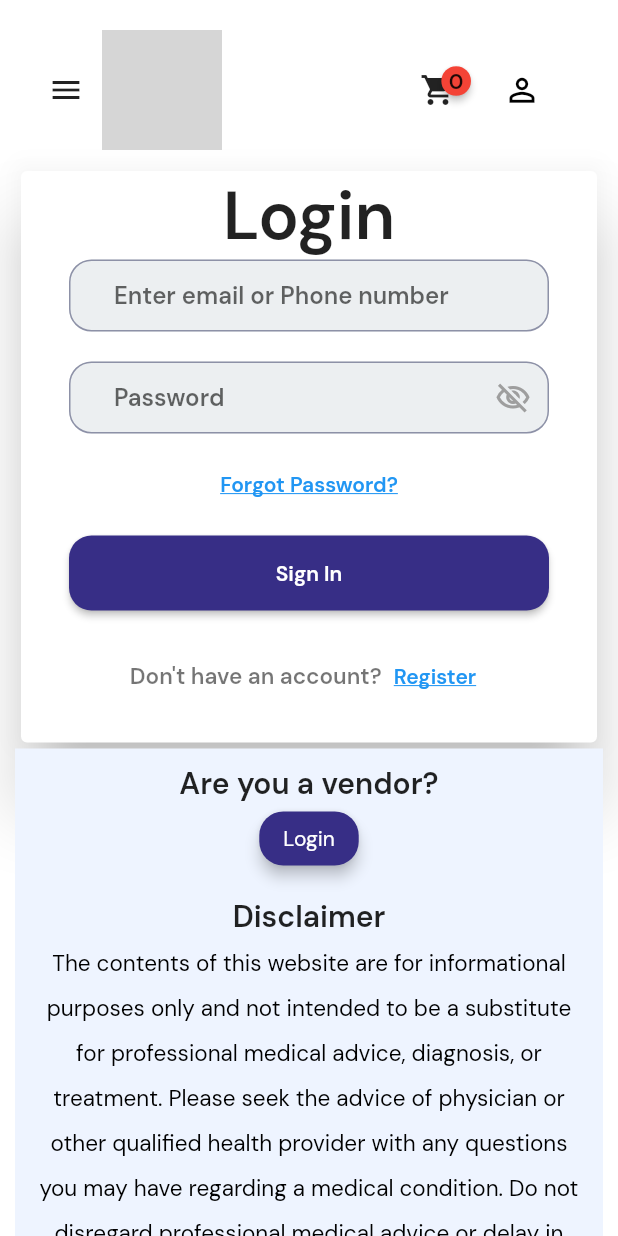
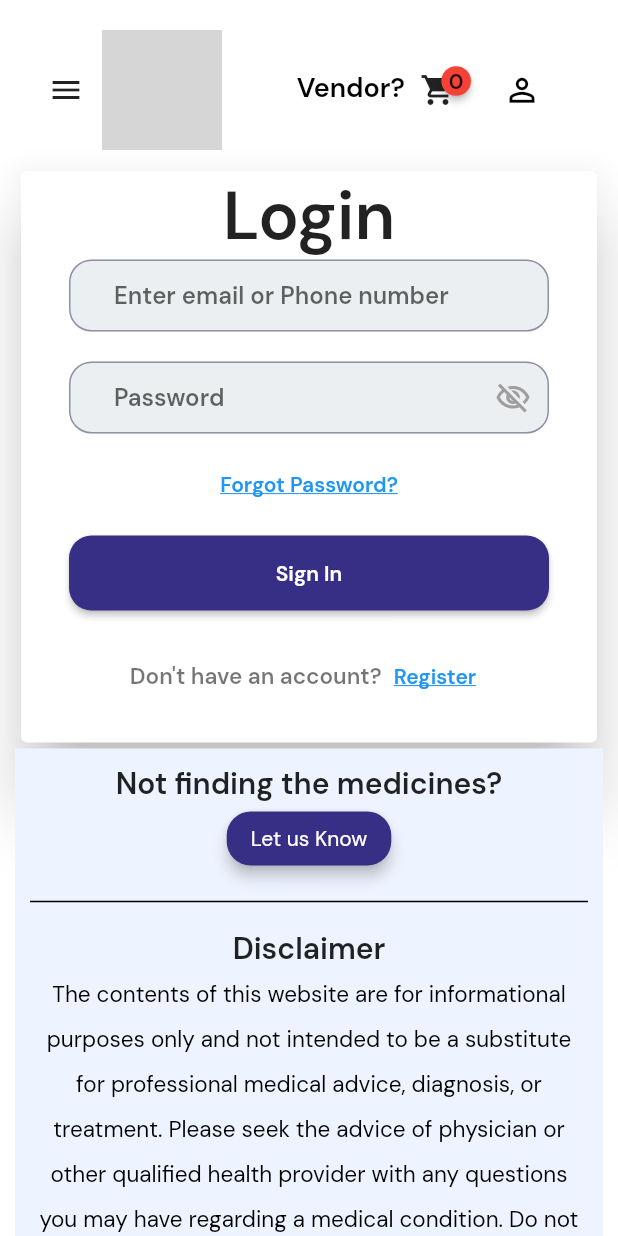
Before and after one commit to Jnananidhi/almed_in, a Flutter app: the screen it shows after launch, scrolled down 576 dp, after a tap on the "person outline" icon, on a phone screen of 412 x 824 dp. Run offline on Flutter 3.47's test engine with Material 2 defaults, Android fonts, the phone set to English and light mode, and no system bars; drawn by our look-alikes of badges; our stand-ins replace carousel_slider, dots_indicator, expansion_tile_card, file_picker; missing offline and left inert: email_otp, universal_html; network calls fail; grey boxes are pictures that could not be loaded.

Commit message:
Menu,bottom nav modified v2

```diff
--- a/lib/Screens/Home/widgets/author.dart
+++ b/lib/Screens/Home/widgets/author.dart
@@ -99,7 +99,7 @@ class _CategoryCardState extends State<CategoryCard> {
                   : 200,
           decoration: BoxDecoration(
                 borderRadius: BorderRadius.circular(20.0),
-                  color:  Color(0xFFF2FFF8),// Adjust the value as needed
+                  color:  lightColor,// Adjust the value as needed
 
               ),
           child: Column(
--- a/lib/Screens/Home/widgets/bottomnav.dart
+++ b/lib/Screens/Home/widgets/bottomnav.dart
@@ -1,4 +1,5 @@
 import 'package:almed_in/Screens/Home/Authentication/login_screen.dart';
+import 'package:almed_in/Screens/Home/contact_screen.dart';
 import 'package:almed_in/Screens/Home/widgets/custom_button.dart';
 import 'package:flutter/material.dart';
 import 'package:almed_in/constants.dart';
@@ -27,7 +28,7 @@ class BottomNav extends StatelessWidget {
                 Column(
                   children: [
                     Text(
-                        "Are you a vendor?",
+                        "Not finding the medicines?",
                     style: TextStyle(
                       fontFamily: 'DMSans Bold' ,
                       fontSize: _size.width >= 370 ? 20 : 10,
@@ -37,14 +38,22 @@ class BottomNav extends StatelessWidget {
                       onPressed: () {
                         Navigator.push(
                           context,
-                          MaterialPageRoute(builder: (context) =>  const LoginPage()),
+                          MaterialPageRoute(builder: (context) =>   ContactUsApp()),
                         );
                       },
-                      label: 'Login',
+                      label: 'Let us Know',
                     ),
                     const SizedBox(
-                      height: 15,
+                      height: 10,
                     ),
+                    const Divider(
+                      thickness: 1,
+                      color: Colors.black,
+                    ),
+                    const SizedBox(
+                      height: 10,
+                    ),
+
                     Text(
                       "Disclaimer",
                       style: TextStyle(
@@ -64,7 +73,14 @@ class BottomNav extends StatelessWidget {
               ),
             ),
                     const SizedBox(
-                      height: 15,
+                      height: 10,
+                    ),
+                    const Divider(
+                      thickness: 1,
+                      color: Colors.black,
+                    ),
+                    const SizedBox(
+                      height: 10,
                     ),
                   ],
                 ),
```
Also changed, not shown: lib/Screens/Home/widgets/menu.dart (+17 -14 lines).
